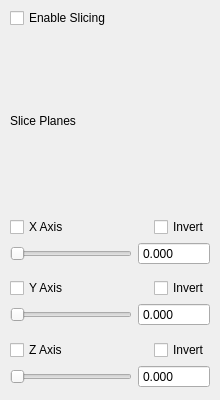
Before: the Qt Designer form src/ui/slicing_page.ui in thermeng/SciRender, drawn with Qt 5.
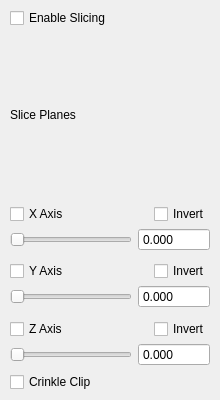
After: the same form once the commit is applied.

Commit message: feat: add crinkle clip for solid cell visualization

```diff
--- a/src/ui/slicing_page.ui
+++ b/src/ui/slicing_page.ui
@@ -355,6 +355,13 @@
      </layout>
     </widget>
    </item>
+    <item>
+     <widget class="QCheckBox" name="crinkleCb">
+      <property name="text">
+       <string>Crinkle Clip</string>
+      </property>
+     </widget>
+    </item>
   </layout>
  </widget>
  <resources/>
```
Lines whose indentation alone changed are shown as unchanged. The commit also changes 13 other files.
